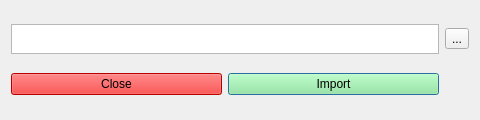
Before: the Qt Designer form Ink/imageimport.ui in ErnestsEida/project-ink, drawn with Qt 5.
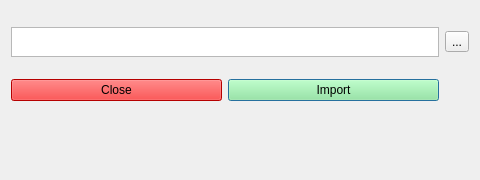
After: the same form once the commit is applied.

Commit message: Error check on image import

What changed in the file:
```diff
--- a/Ink/imageimport.ui
+++ b/Ink/imageimport.ui
@@ -7,7 +7,7 @@
     <x>0</x>
     <y>0</y>
     <width>480</width>
-    <height>120</height>
+    <height>180</height>
    </rect>
   </property>
   <property name="minimumSize">
@@ -19,7 +19,7 @@
   <property name="maximumSize">
    <size>
     <width>480</width>
-    <height>120</height>
+    <height>180</height>
    </size>
   </property>
   <property name="windowTitle">
@@ -63,6 +63,35 @@
      </property>
     </widget>
    </item>
+   <item row="0" column="0" colspan="2">
+    <widget class="QTextEdit" name="path">
+     <property name="maximumSize">
+      <size>
+       <width>100000</width>
+       <height>30</height>
+      </size>
+     </property>
+    </widget>
+   </item>
+   <item row="2" column="0" colspan="2">
+    <widget class="QLabel" name="errorLabel">
+     <property name="maximumSize">
+      <size>
+       <width>16777215</width>
+       <height>30</height>
+      </size>
+     </property>
+     <property name="styleSheet">
+      <string notr="true">color:red;</string>
+     </property>
+     <property name="text">
+      <string/>
+     </property>
+     <property name="alignment">
+      <set>Qt::AlignCenter</set>
+     </property>
+    </widget>
+   </item>
   </layout>
  </widget>
  <resources/>
```
Left out of the diff: 10 changed lines with no effect on the pictures. The commit also changes 1 other file.
